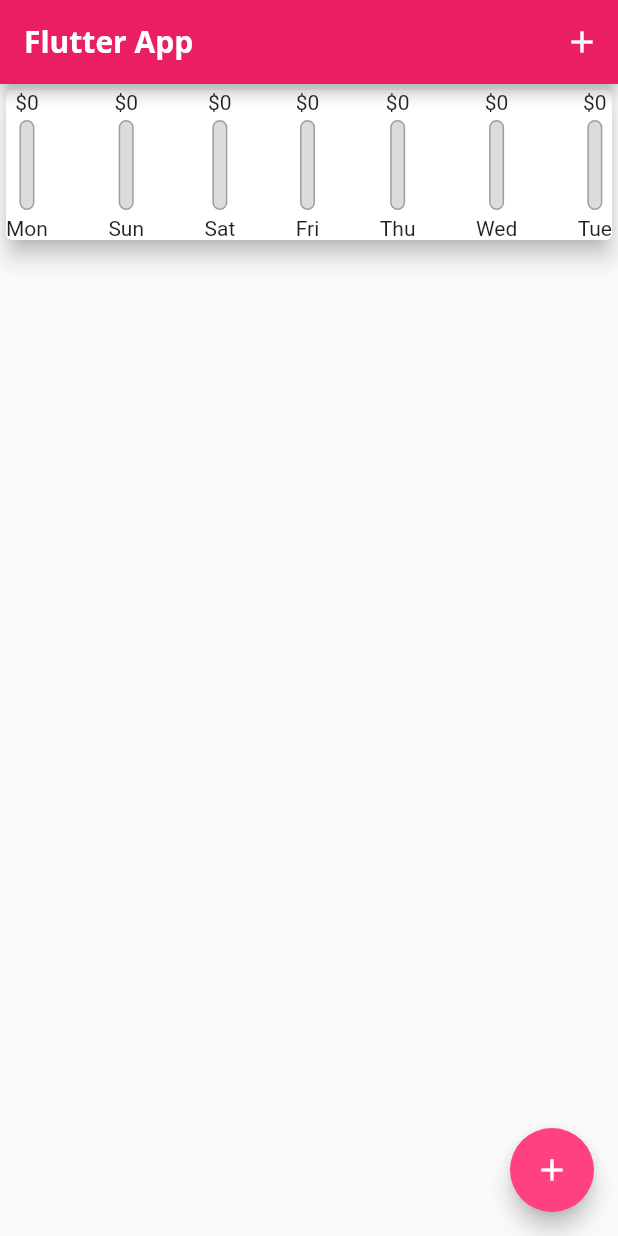
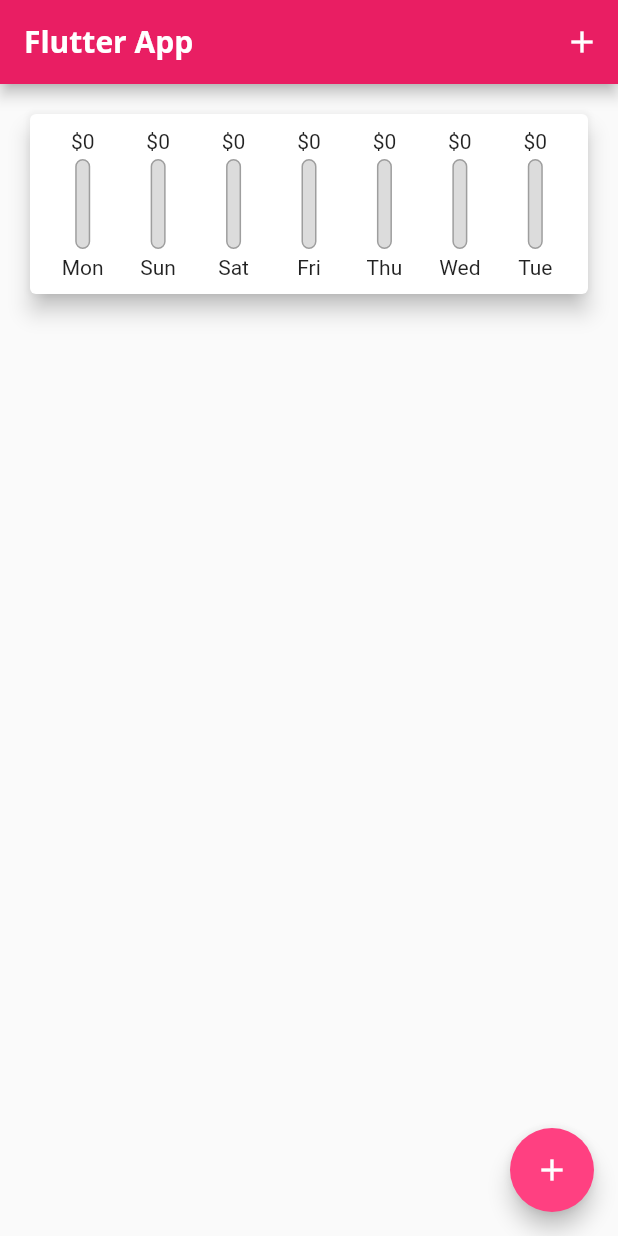
Before and after one commit to minhkwan/personal-expense, a Flutter app: the screen it shows after launch, on a phone screen of 412 x 824 dp. Run offline on Flutter 3.47's test engine with Material 2 defaults, Android fonts, the phone set to English and light mode, and no system bars.

Commit message:
Update delete chart

```diff
--- a/personal_expense/lib/main.dart
+++ b/personal_expense/lib/main.dart
@@ -21,9 +21,9 @@ class MyApp extends StatelessWidget {
           )),
           textTheme: const TextTheme(
               titleLarge: TextStyle(
-            fontFamily: 'OpenSans',
+            fontFamily: 'Quicksand',
             fontSize: 20,
-            fontWeight: FontWeight.normal,
+            fontWeight: FontWeight.w500,
           )),
           colorScheme: ColorScheme.fromSwatch(primarySwatch: Colors.pink)
               .copyWith(secondary: Colors.pinkAccent)),
@@ -48,6 +48,12 @@ class _MyHomePageState extends State<MyHomePage> {
     );
     setState(() {
       transactionsList.add(newTx);
+    });
+  }
+
+  void deleteTransaction(int index) {
+    setState(() {
+      transactionsList.removeAt(index);
     });
   }
 
@@ -80,7 +86,7 @@ class _MyHomePageState extends State<MyHomePage> {
           crossAxisAlignment: CrossAxisAlignment.stretch,
           children: <Widget>[
             Chart(transactionsList),
-            TransactionList(transactionsList),
+            TransactionList(transactionsList, deleteTransaction),
           ],
         ),
       ),
--- a/personal_expense/lib/widgets/chart.dart
+++ b/personal_expense/lib/widgets/chart.dart
@@ -36,19 +36,26 @@ class Chart extends StatelessWidget {
     });
   }
 
+  @override
   Widget build(BuildContext context) {
     return Card(
       elevation: 6,
+      margin: const EdgeInsets.all(20),
+      child: Padding(
+        padding: const EdgeInsets.all(10),
         child: Row(
-        mainAxisAlignment: MainAxisAlignment.spaceBetween,
+          mainAxisAlignment: MainAxisAlignment.spaceAround,
           children: groupedTransactionValues.map((data) {
-          return ChartBar(
+            return Flexible(
+                fit: FlexFit.tight,
+                child: ChartBar(
                     data['day'] as String,
                     data['amount'] as double,
                     valueTotalWeek == 0.0
                         ? 0.0
-                  : (data['amount'] as double) / valueTotalWeek);
+                        : (data['amount'] as double) / valueTotalWeek));
           }).toList(),
+        ),
       ),
     );
   }
```
Also changed, not shown: personal_expense/lib/widgets/transaction_list.dart (+31 -39 lines). Lines whose indentation alone changed are shown as unchanged.
